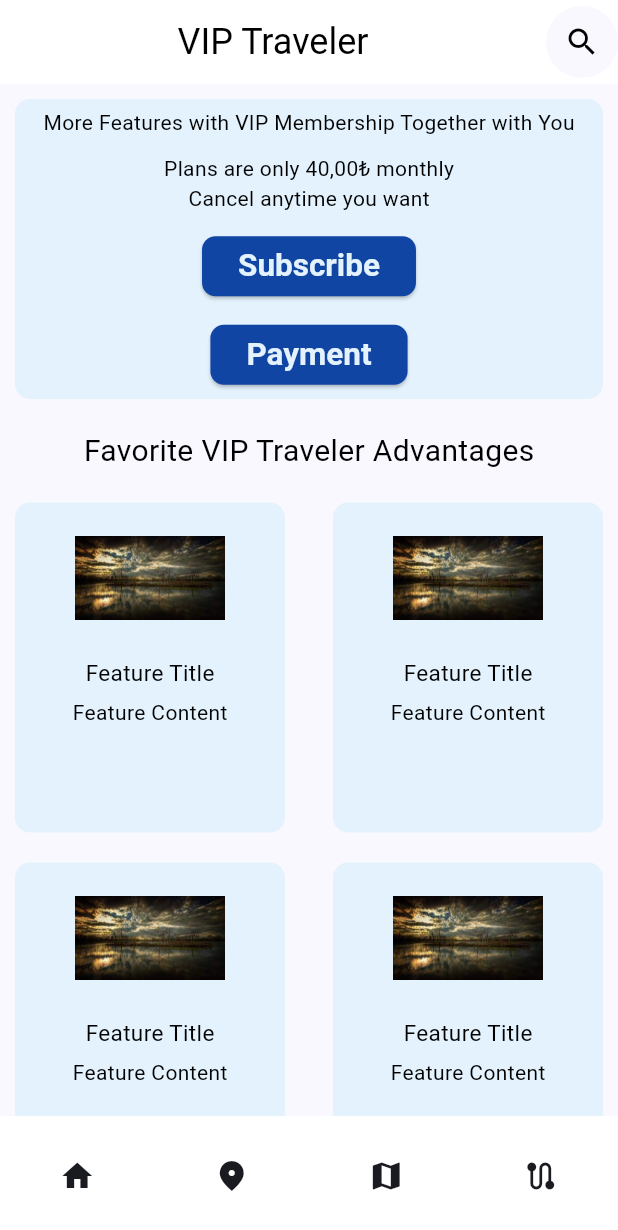
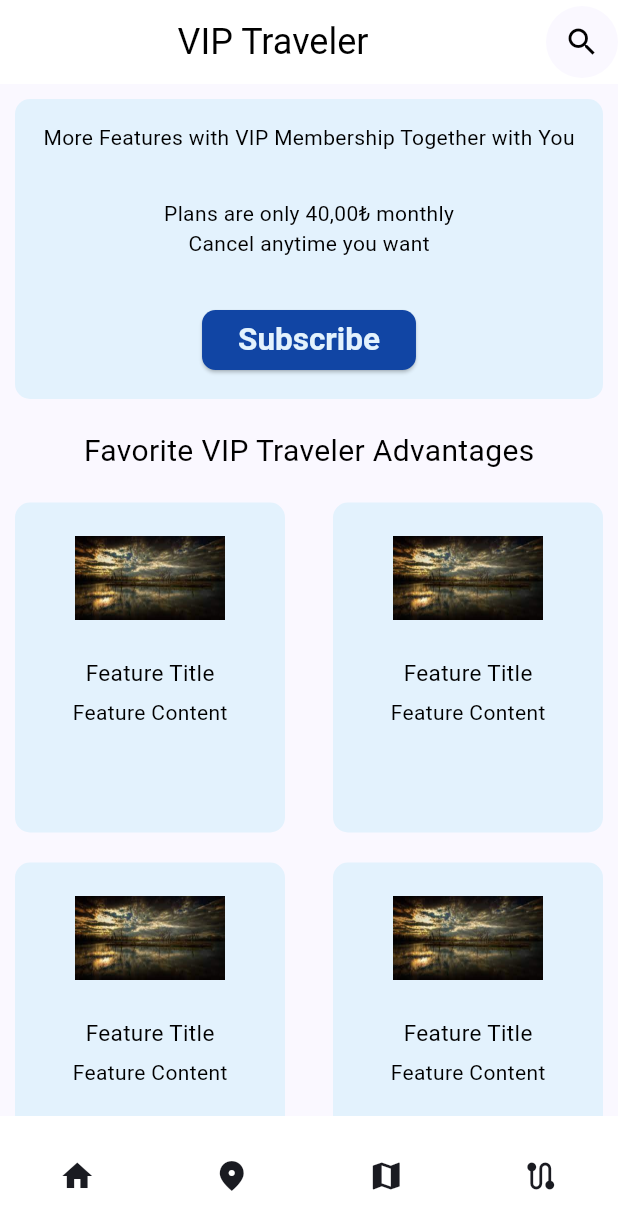
Before and after one commit to Hunvisk/MobilProgramlamaFinal, a Flutter app: the VipGezginInfo screen opened by its route, on a phone screen of 412 x 824 dp. Shown: the top 1230 px of the screen. Run offline on Flutter 3.47's test engine with Material 3 defaults, Android fonts, the phone set to English and light mode, and no system bars; drawn by our look-alikes of anim_search_bar; our stand-ins replace animated_text_kit, carousel_slider, dio, flex_color_scheme, flutter_bloc, flutter_credit_card and 8 more; accounts and stored records are empty.

Commit message:
fix app box

```diff
--- a/flutterfinalproje/lib/core/routes.dart
+++ b/flutterfinalproje/lib/core/routes.dart
@@ -45,7 +45,7 @@ import '../screens/settings_screens/theme_mode.dart';
 import '../screens/shopping/product/products.dart';
 import '../screens/shopping/product/selectedproducts.dart';
 import '../screens/static/boarding.dart';
-import '../screens/user/account/addcard.dart';
+import '../screens/settings_screens/addcard.dart';
 import '../screens/user/account/cardsinfo.dart';
 import '../screens/user/account/forgot_password.dart';
 import '../screens/user/Login.dart';
--- a/flutterfinalproje/lib/screens/app_details/vipgezgininfo.dart
+++ b/flutterfinalproje/lib/screens/app_details/vipgezgininfo.dart
@@ -1,9 +1,9 @@
-// ignore_for_file: prefer_const_constructors, avoid_unnecessary_containers, prefer_const_literals_to_create_immutables, sized_box_for_whitespace, deprecated_member_use, unused_local_variable, library_private_types_in_public_api, camel_case_types
+
+// ignore_for_file: library_private_types_in_public_api
 
 import 'package:flutter/material.dart';
 import 'package:flutterfinalproje/core/localizations.dart';
 import 'package:flutterfinalproje/widgets/appbarwithsearchicon.dart';
-import 'package:go_router/go_router.dart';
 //import 'package:flutterfinalproje/widgets/mybottomnavbar.dart';
 import '../../core/responsive.dart';
 import '../../desktopScreens/app_details/desktopvipgezgininfo.dart';
@@ -25,9 +25,9 @@ class _VipGezginInfoState extends State<VipGezginInfo> {
   drawScreen() {
     switch (device) {
       case (Screen.mobile):
-        return vipGezginSayfa();
+        return const VipGezginSayfa();
       case (Screen.tablet):
-        return TabletVipGezginInfoScreen();
+        return const TabletVipGezginInfoScreen();
       case (Screen.desktop):
         return DesktopVipGezginInfoScreen();
     }
@@ -38,7 +38,7 @@ class _VipGezginInfoState extends State<VipGezginInfo> {
       case (Screen.mobile):
         return AppBarWithSearchIcon(
           title: AppLocalizations.of(context).getTranslate("vıp_traveler"),
-          icon: Icon(Icons.search),
+          icon: const Icon(Icons.search),
           onSearchChanged: (isSearching) {
             setState(() {
               this.isSearching = isSearching;
@@ -48,7 +48,7 @@ class _VipGezginInfoState extends State<VipGezginInfo> {
       case (Screen.tablet):
         return AppBarWithSearchIcon(
           title: AppLocalizations.of(context).getTranslate("vıp_traveler"),
-          icon: Icon(Icons.search),
+          icon: const Icon(Icons.search),
           onSearchChanged: (isSearching) {
             setState(() {
               this.isSearching = isSearching;
@@ -58,7 +58,7 @@ class _VipGezginInfoState extends State<VipGezginInfo> {
       case (Screen.desktop):
         return AppBarWithSearchIcon(
           title: AppLocalizations.of(context).getTranslate("vıp_traveler"),
-          icon: Icon(Icons.search),
+          icon: const Icon(Icons.search),
           onSearchChanged: (isSearching) {
             setState(() {
               this.isSearching = isSearching;
@@ -83,7 +83,6 @@ class _VipGezginInfoState extends State<VipGezginInfo> {
   void initState() {
     super.initState();
     searchController = TextEditingController();
-     Screen device = Screen.mobile;
   }
 
 
@@ -95,38 +94,36 @@ class _VipGezginInfoState extends State<VipGezginInfo> {
     setState(() {
       device = detectScreen(MediaQuery.of(context).size);
     });
-    return Container(
-      child: Scaffold(
+    return Scaffold(
       backgroundColor: Theme.of(context).colorScheme.background,
       appBar: drawAppar(),
       body: SafeArea(
           child: drawScreen()),
       //bottomNavigationBar: drawBottom(),
-      ),
     );
   }
 }
 
-class vipGezginSayfa extends StatelessWidget {
-  const vipGezginSayfa({
+class VipGezginSayfa extends StatelessWidget {
+  const VipGezginSayfa({
     super.key,
   });
 
   @override
   Widget build(BuildContext context) {
-    return Column(
+    return const Column(
           children: [
     Expanded(
         child: SingleChildScrollView(
             child: Column(
       children: [
         Padding(
-          padding: const EdgeInsets.all(10.0),
+          padding: EdgeInsets.all(10.0),
           child: SubscriptionBox(),
         ),
         ContainerOfAllAdvantages(),
         Padding(
-          padding: const EdgeInsets.all(10.0),
+          padding: EdgeInsets.all(10.0),
           //child: ComparisonBox(),
         ),
       ],
@@ -150,7 +147,7 @@ class ComparisonBox extends StatelessWidget {
         ),
         height: 500,
         width: double.infinity,
-        child: Column(
+        child: const Column(
           children: [
             Text(
               "abc",
@@ -170,13 +167,12 @@ class ContainerOfAllAdvantages extends StatelessWidget {
 
   @override
   Widget build(BuildContext context) {
-    return Container(
-      child: Column(
+    return Column(
       children: [
         Padding(
           padding: const EdgeInsets.all(10.0),
           child: Text(AppLocalizations.of(context).getTranslate("favorite_vıp_traveler_advantages"),
-              style: TextStyle(
+            style: const TextStyle(
               fontSize: 20,
             ),
           ),
@@ -242,7 +238,6 @@ class ContainerOfAllAdvantages extends StatelessWidget {
           ),
         ),
       ],
-      ),
     );
   }
 }
@@ -281,7 +276,7 @@ class SubscriptionBox extends StatelessWidget {
             onPressed: () {},
             style: ElevatedButton.styleFrom(
               backgroundColor: Theme.of(context).primaryColor,
-              textStyle: TextStyle(
+              textStyle: const TextStyle(
                 fontWeight: FontWeight.bold,
                 fontSize: 21,
               ),
@@ -293,24 +288,7 @@ class SubscriptionBox extends StatelessWidget {
               ),
             ),
           ),
-          ElevatedButton(
-            onPressed: () {
-              GoRouter.of(context).push("/AddCard");
-            },
-            style: ElevatedButton.styleFrom(
-              backgroundColor: Theme.of(context).primaryColor,
-              textStyle: TextStyle(
-                fontWeight: FontWeight.bold,
-                fontSize: 21,
-              ),
-            ),
-            child: Text(
-              AppLocalizations.of(context).getTranslate("payment"),
-              style: TextStyle(
-                color: Theme.of(context).secondaryHeaderColor,
-              ),
-            ),
-          )
+
         ],
       ),
     );
@@ -348,7 +326,7 @@ class FavoriteVipGezginAdvantages extends StatelessWidget {
             padding: const EdgeInsets.all(3.0),
             child: Text(
               title,
-              style: TextStyle(
+              style: const TextStyle(
                 fontSize: 15,
               ),
             ),
--- a/flutterfinalproje/lib/screens/core/settings.dart
+++ b/flutterfinalproje/lib/screens/core/settings.dart
@@ -32,7 +32,7 @@ class _SettingsScreenState extends State<SettingsScreen> {
           const Divider(),
           settingsItem(context, '/AboutApp', 'about_app'),
           const Divider(),
-          settingsItem(context, '/Home', 'payment_methods'), // Ödeme Yöntemleri sayfası yönlendirme eklenecek. ( İlknur'a not )
+          settingsItem(context, '/AddCard', 'payment_methods'), // Ödeme Yöntemleri sayfası yönlendirme eklenecek. ( İlknur'a not )
           const Divider(),
           settingsItem(context, '/PastPayments', 'past_payments'),
           const Divider(),
--- a/flutterfinalproje/lib/screens/user/account/addcard.dart
+++ b/flutterfinalproje/lib/screens/settings_screens/addcard.dart
@@ -14,9 +14,9 @@ import 'package:flutterfinalproje/widgets/mybottomnavbar.dart';
 import 'package:gap/gap.dart';
 import 'package:go_router/go_router.dart';
 
-import '../../../core/responsive.dart';
-import '../../../desktopScreens/user/account/desktopAddCard.dart';
-import '../../../tabletscreens.dart/user/account/tabletaddcard.dart';
+import '../../core/responsive.dart';
+import '../../desktopScreens/user/account/desktopAddCard.dart';
+import '../../tabletscreens.dart/user/account/tabletaddcard.dart';
 
 
 
```
Lines whose indentation alone changed are shown as unchanged.
